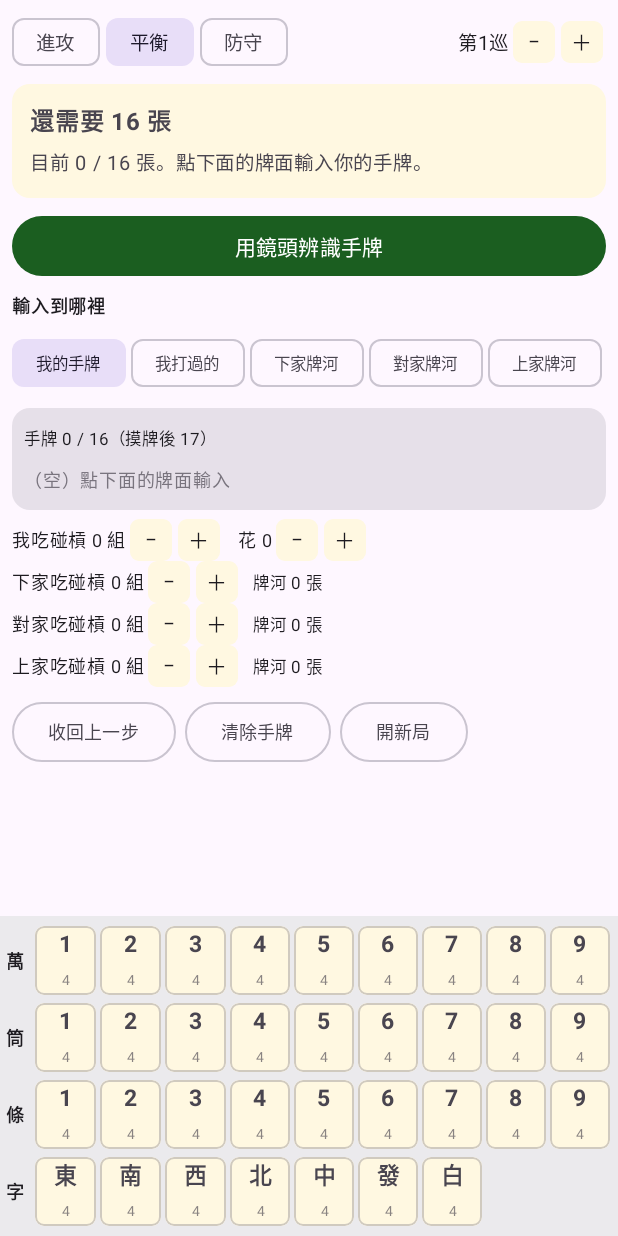
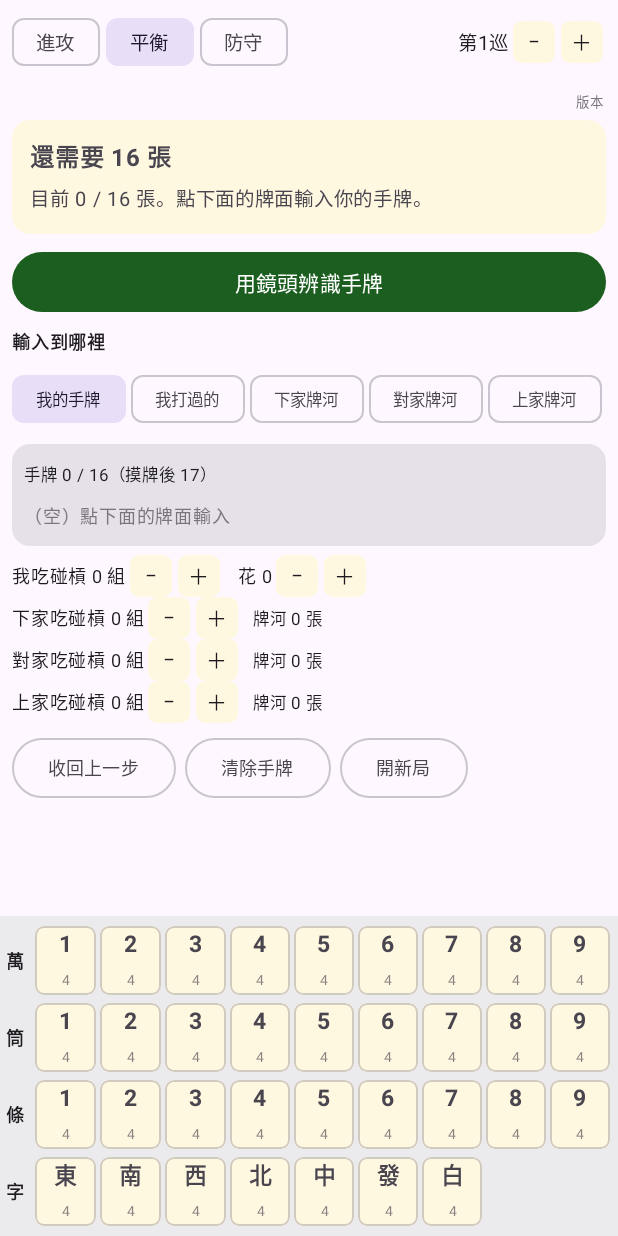
Before and after one commit to PatrickHung731/TaiwanMahjongVision, an Android app built with Jetpack Compose: the screen it shows after launch (MainActivity), on a phone screen of 412 x 824 dp. Run offline under Robolectric (Android 15) with nearby library versions, the phone set to English and light mode, and no system bars.

Commit message:
畫面上顯示版本號（build 編號 + commit）
版本取自 GitHub Actions 的 run number 與 commit SHA。
之前發生過「下載到舊的 APK 卻以為是新版」，光看畫面分不出來，
現在打開就知道手機上跑的是哪一次 build。

Co-Authored-By: Claude Opus 5 <noreply@anthropic.com>

```diff
--- a/app/src/main/kotlin/com/tmvision/mahjong/ui/MahjongScreen.kt
+++ b/app/src/main/kotlin/com/tmvision/mahjong/ui/MahjongScreen.kt
@@ -34,6 +34,7 @@ import androidx.compose.ui.Modifier
 import androidx.compose.ui.draw.clip
 import androidx.compose.ui.graphics.Color
 import androidx.compose.ui.text.font.FontWeight
+import androidx.compose.ui.text.style.TextAlign
 import androidx.compose.ui.unit.dp
 import androidx.compose.ui.unit.sp
 import com.tmvision.engine.PlayStyle
@@ -41,6 +42,7 @@ import com.tmvision.engine.Seat
 import com.tmvision.engine.TileRecommendation
 import com.tmvision.engine.Tiles
 import com.tmvision.mahjong.AdviceState
+import com.tmvision.mahjong.BuildConfig
 import com.tmvision.mahjong.InputTarget
 import com.tmvision.mahjong.MahjongViewModel
 
@@ -115,6 +117,14 @@ private fun HeaderRow(viewModel: MahjongViewModel) {
         StepperButton("−") { viewModel.adjustTurn(-1) }
         StepperButton("＋") { viewModel.adjustTurn(1) }
     }
+    // 版本號。用來確認手機上跑的到底是不是剛下載的那一版
+    Text(
+        text = "版本 ${BuildConfig.VERSION_NAME}",
+        fontSize = 9.sp,
+        color = MaterialTheme.colorScheme.outline,
+        modifier = Modifier.fillMaxWidth(),
+        textAlign = TextAlign.End,
+    )
 }
 
 // ----------------------------------------------------------------------
```
Also changed, not shown: app/build.gradle.kts (+8 -2 lines).
